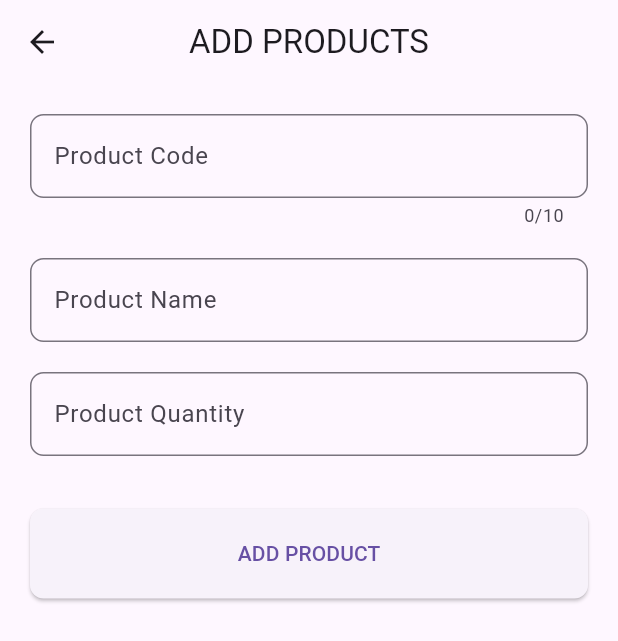
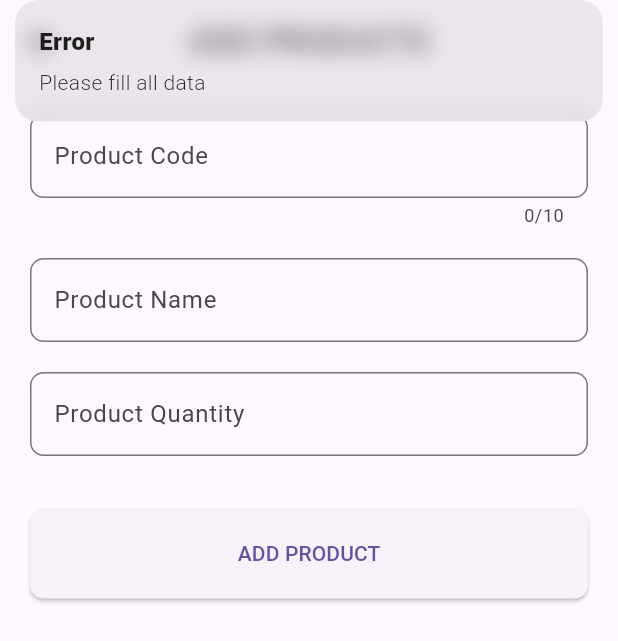
Before and after one commit to ghozifr/Digital-Inventory-Hub, a Flutter app: the AddProductsView screen opened by its route, after a tap on "ADD PRODUCT", on a phone screen of 412 x 824 dp. Shown: the top 641 px of the screen. Run offline on Flutter 3.47's test engine with Material 3 defaults, Android fonts, the phone set to English and light mode, and no system bars; our stand-ins replace firebase_auth, firebase_core, get; accounts and stored records are empty.

```diff
--- a/inventory_hub/lib/app/modules/add_products/controllers/add_products_controller.dart
+++ b/inventory_hub/lib/app/modules/add_products/controllers/add_products_controller.dart
@@ -1,7 +1,10 @@
+// import 'package:cloud_firestore/cloud_firestore.dart';
 import 'package:get/get.dart';
 
 class AddProductsController extends GetxController {
   RxBool isLoading = false.obs;
+
+  // FirebaseFirestore firestore = FirebaseFirestore.instance;
 
   Future<Map<String, dynamic>> addProduct(Map<String, dynamic> data) async {
     try {
--- a/inventory_hub/lib/app/modules/add_products/views/add_products_view.dart
+++ b/inventory_hub/lib/app/modules/add_products/views/add_products_view.dart
@@ -70,9 +70,11 @@ class AddProductsView extends GetView<AddProductsController> {
                       "qty": int.tryParse(qtyC.text) ?? 0,
                     });
                     controller.isLoading(false);
+                    Get.snackbar(result["error"] == true ? "Error" : "Success",
+                        result["message"]);
+                  } else {
+                    Get.snackbar('Error', 'Please fill all data');
                   }
-                } else {
-                  Get.snackbar('Error', 'Please fill all data');
                 }
               },
               style: ElevatedButton.styleFrom(
```
